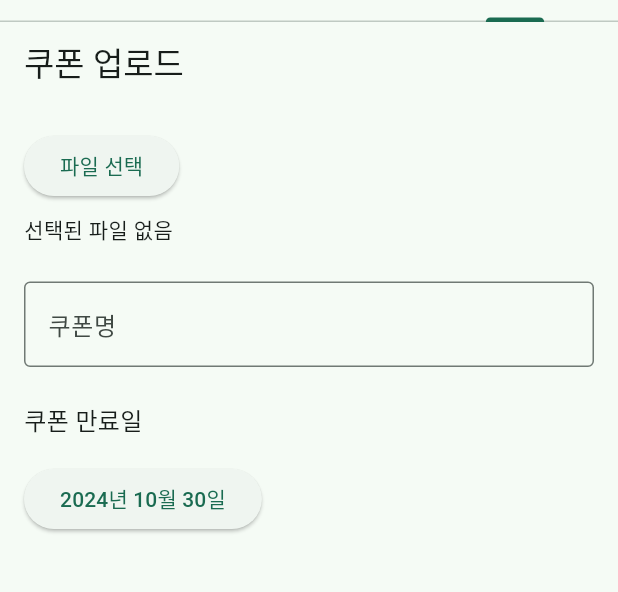
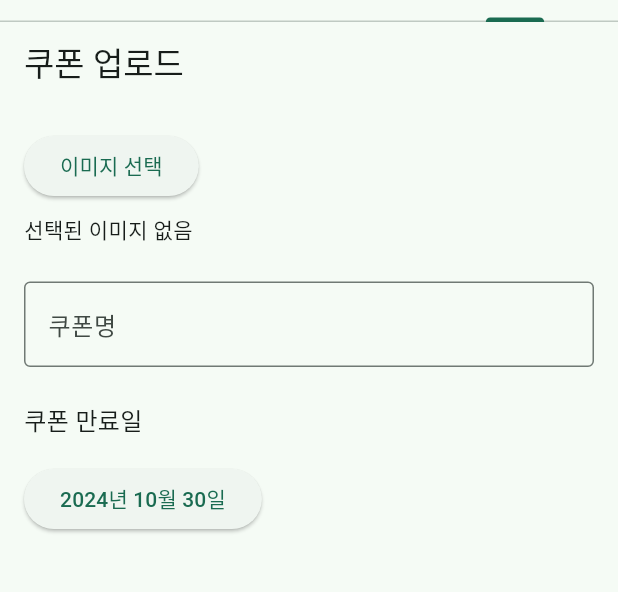
Before and after one commit to dong5854/couponchecker-app, a Flutter app: the HomeScreen screen opened directly, tab 3 chosen, after a tap on "업로드", on a phone screen of 412 x 824 dp, the part 128-720 px from its top. Run offline on Flutter 3.47's test engine with Material 3 defaults, Android fonts, the light colour scheme and no system bars; our stand-ins replace cloud_firestore, firebase_auth, firebase_core, firebase_storage, google_sign_in, image_picker; accounts and stored records are empty.

Commit message:
feat: upload coupon

```diff
--- a/lib/data/coupon_repository.dart
+++ b/lib/data/coupon_repository.dart
@@ -14,4 +14,8 @@ class CouponRepository {
   Future<void> updateCoupons(Coupon coupon) async {
     db.collection('coupon').doc(coupon.id).set(coupon.toMap());
   }
+
+    Future<void> writeCoupon(Coupon coupon) async {
+    await db.collection('coupon').add(coupon.toMap());
+  }
 }
--- a/lib/model/coupon.dart
+++ b/lib/model/coupon.dart
@@ -1,14 +1,14 @@
 import 'package:cloud_firestore/cloud_firestore.dart';
 
 class Coupon {
-  final String id;
+  final String? id;
   final String name;
   final String imageUrl;
   final String expireAt;
   final bool used;
 
   Coupon({
-    required this.id,
+    this.id,
     required this.name,
     required this.imageUrl,
     required this.expireAt,
--- /dev/null
+++ b/lib/model/upload_file.dart
@@ -0,0 +1,13 @@
+import 'dart:io';
+
+class UploadFile {
+  final File file;
+  final String name;
+  final DateTime expireDate;
+
+  UploadFile({
+    required this.file,
+    required this.name,
+    required this.expireDate,
+  });
+}
--- a/lib/screen/home.dart
+++ b/lib/screen/home.dart
@@ -1,3 +1,5 @@
+import 'package:couponchecker/data/coupon_repository.dart';
+import 'package:couponchecker/data/firebase_uploader.dart';
 import 'package:couponchecker/view/coupon_list_view.dart';
 import 'package:couponchecker/widget/app_bar.dart';
 import 'package:couponchecker/view/coupon_uploader_view.dart';
@@ -8,6 +10,9 @@ class HomeScreen extends StatelessWidget {
 
   @override
   Widget build(BuildContext context) {
+    final couponRepository = CouponRepository();
+    final firebaseUploader = FirebaseUploader();
+
     return DefaultTabController(
       initialIndex: 0,
       length: 3,
@@ -15,9 +20,9 @@ class HomeScreen extends StatelessWidget {
         appBar: const CouponCheckerAppBar(),
         body: TabBarView(
             children: <Widget>[
-              CouponListView(viewUsed:false),
-              CouponListView(viewUsed:true),
-              CouponUploaderView(),
+              CouponListView(viewUsed:false, couponRepository:couponRepository),
+              CouponListView(viewUsed:true, couponRepository:couponRepository),
+              CouponUploaderView(firebaseUploader:firebaseUploader, couponRepository: couponRepository),
             ],
           ),
       ),
--- a/lib/view/coupon_list_view.dart
+++ b/lib/view/coupon_list_view.dart
@@ -6,20 +6,19 @@ import 'package:flutter/material.dart';
 
 class CouponListView extends StatefulWidget {
   final bool viewUsed;
+  final CouponRepository couponRepository;
 
-  const CouponListView({required this.viewUsed, super.key});
+    const CouponListView({required this.viewUsed, required this.couponRepository, super.key});
 
   @override
   State<CouponListView> createState() => _CouponListViewState();
 }
 
 class _CouponListViewState extends State<CouponListView> {
-  final couponRepository = CouponRepository();
-
   @override
   Widget build(BuildContext context) {
     return FutureBuilder<List<Coupon>>(
-      future: couponRepository.fetchCoupons(widget.viewUsed),
+      future: widget.couponRepository.fetchCoupons(widget.viewUsed),
       builder: (context, snapshot) {
         if (snapshot.connectionState == ConnectionState.waiting) {
           return const Center(child: CircularProgressIndicator());
@@ -45,7 +44,7 @@ class _CouponListViewState extends State<CouponListView> {
                   },
                 );
               },
-              child: CouponCard(couponRepository: couponRepository, coupon: coupon),
+              child: CouponCard(couponRepository: widget.couponRepository, coupon: coupon),
             );
           },
         );
--- a/lib/view/coupon_uploader_view.dart
+++ b/lib/view/coupon_uploader_view.dart
@@ -1,8 +1,16 @@
+import 'package:couponchecker/data/coupon_repository.dart';
+import 'package:couponchecker/data/firebase_uploader.dart';
+import 'package:couponchecker/model/coupon.dart';
+import 'package:couponchecker/model/upload_file.dart';
 import 'package:flutter/material.dart';
 import 'package:intl/intl.dart';
+import 'package:image_picker/image_picker.dart';
+import 'dart:io';
 
 class CouponUploaderView extends StatelessWidget {
-  const CouponUploaderView({super.key});
+  final FirebaseUploader firebaseUploader;
+  final CouponRepository couponRepository;
+  const CouponUploaderView({required this.firebaseUploader, required this.couponRepository, super.key});
 
   @override
   Widget build(BuildContext context) {
@@ -10,22 +18,28 @@ class CouponUploaderView extends StatelessWidget {
       appBar: AppBar(
         title: const Text('쿠폰 업로드'),
       ),
-      body: const CouponUploaderBody(),
+      body: CouponUploader(firebaseUploader: firebaseUploader, couponRepository: couponRepository),
     );
   }
 }
 
-class CouponUploaderBody extends StatefulWidget {
-  const CouponUploaderBody({super.key});
+class CouponUploader extends StatefulWidget {
+  final FirebaseUploader firebaseUploader;
+  final CouponRepository couponRepository;
+
+  const CouponUploader({required this.firebaseUploader, required this.couponRepository, super.key});
 
   @override
-  State<CouponUploaderBody> createState() => _CouponUploaderBodyState();
+  State<CouponUploader> createState() => _CouponUploaderState();
 }
 
-class _CouponUploaderBodyState extends State<CouponUploaderBody> {
+class _CouponUploaderState extends State<CouponUploader> {
   DateTime _selectedDate = DateTime.now();
   late TextEditingController _couponNameController;
-  String? _selectedFileName;
+  File? _selectedImage;
+  bool _isLoading = false;
+
+  final ImagePicker _picker = ImagePicker();
 
   @override
   void initState() {
@@ -44,7 +58,7 @@ class _CouponUploaderBodyState extends State<CouponUploaderBody> {
       context: context,
       initialDate: _selectedDate,
       firstDate: DateTime(2020),
-      lastDate: DateTime(2030)
+      lastDate: DateTime(2100),
     );
     if (picked != null && picked != _selectedDate) {
       setState(() {
@@ -53,17 +67,59 @@ class _CouponUploaderBodyState extends State<CouponUploaderBody> {
     }
   }
 
-  void _selectFile() {
-    // TODO: Implement file selection logic
-    setState(() {
-      _selectedFileName = 'example.pdf'; // Replace with actual selected file name
-    });
+  Future<void> _selectImage() async {
+    final XFile? image = await _picker.pickImage(source: ImageSource.gallery);
+    if (image != null) {
+      setState(() {
+        _selectedImage = File(image.path);
+      });
+    } else {
+      setState(() {
+        _selectedImage = null;
+      });
+    }
   }
 
-  void _uploadCoupon() {
-    // TODO: Implement upload logic
+  void _uploadCoupon() async {
+    if (_selectedImage == null) {
+      ScaffoldMessenger.of(context).showSnackBar(
+        const SnackBar(
+          content: Text('이미지를 선택하세요.'),
+          duration: Duration(milliseconds: 300)
+        ));
+      return;
+    }
+
+    setState(() {
+      _isLoading = true;
+    });
+
     final String couponName = _couponNameController.text;
-    print('Uploading coupon: $couponName, Expiry: $_selectedDate, File: $_selectedFileName');
+    final uploadFile = UploadFile(file: _selectedImage!, name: couponName, expireDate: _selectedDate);
+    final imageUrl = await widget.firebaseUploader.uploadFile(uploadFile);
+    await widget.couponRepository.writeCoupon(
+      Coupon(
+        name: uploadFile.name,
+        imageUrl: imageUrl,
+        expireAt: uploadFile.expireDate.toIso8601String(),
+        used: false
+      ),
+    );
+
+    if (mounted) {
+      ScaffoldMessenger.of(context).showSnackBar(
+        SnackBar(
+          content: Text('$couponName 쿠폰이 성공적으로 업로드되었습니다.'),
+          duration: Duration(milliseconds: 500)
+          ),
+      );
+    }
+
+    setState(() {
+      _isLoading = false;
+    });
+
+    print('Uploading coupon: $couponName, Expiry: ${_selectedDate.toIso8601String()}, Image: ${_selectedImage?.path}');
   }
 
   @override
@@ -74,11 +130,13 @@ class _CouponUploaderBodyState extends State<CouponUploaderBody> {
         crossAxisAlignment: CrossAxisAlignment.start,
         children: <Widget>[
           ElevatedButton(
-            onPressed: _selectFile,
-            child: const Text('파일 선택'),
+            onPressed: _selectImage,
+            child: const Text('이미지 선택'),
           ),
           const SizedBox(height: 8),
-          Text(_selectedFileName ?? '선택된 파일 없음', style: const TextStyle(fontSize: 14)),
+          _selectedImage != null
+              ? Image.file(_selectedImage!, height: 100)
+              : Text('선택된 이미지 없음', style: const TextStyle(fontSize: 14)),
           const SizedBox(height: 24),
           TextField(
             controller: _couponNameController,
@@ -95,19 +153,18 @@ class _CouponUploaderBodyState extends State<CouponUploaderBody> {
           ),
           const SizedBox(height: 16),
           ElevatedButton(
-            onPressed: () {
-              print(context);
-              _selectDate(context);
-            },
+            onPressed: () => _selectDate(context),
             child: Text(DateFormat('yyyy년 MM월 dd일').format(_selectedDate)),
           ),
           const Spacer(),
           ElevatedButton(
-            onPressed: _uploadCoupon,
+            onPressed: _isLoading ? null : _uploadCoupon,
             style: ElevatedButton.styleFrom(
               minimumSize: const Size(double.infinity, 50),
             ),
-            child: const Text('업로드'),
+            child: _isLoading
+              ? const CircularProgressIndicator(color: Colors.white)
+              : const Text('업로드'),
           ),
         ],
       ),
--- a/pubspec.yaml
+++ b/pubspec.yaml
@@ -24,6 +24,7 @@ dependencies:
   firebase_storage: ^12.3.4
   firebase_database: ^11.1.4
   cloud_firestore: ^5.4.4
+  image_picker: ^1.1.2
 
 dev_dependencies:
   flutter_test:
```
Also changed, not shown: lib/data/firebase_uploader.dart (added, +21 -0 lines), lib/screen/splash.dart (+11 -1 lines), pubspec.lock, 7 other files.
